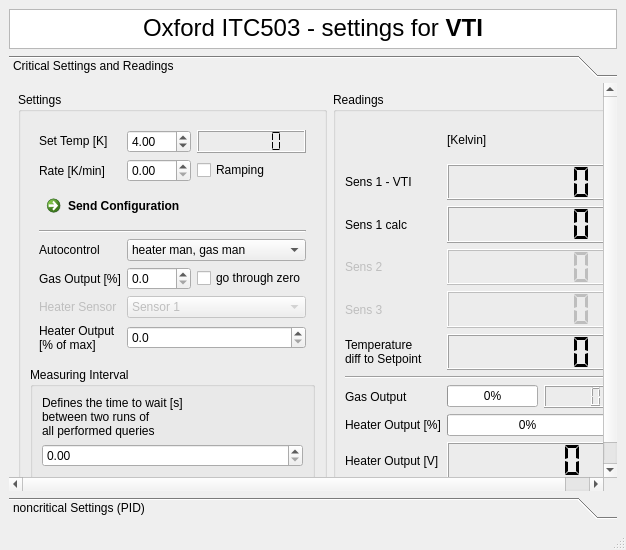
This is CryostatGUI/Oxford/itc503_main.ui in Cryostat-GUI/Cryostat-GUI as Qt 5 draws it before an edit. The edited form follows.
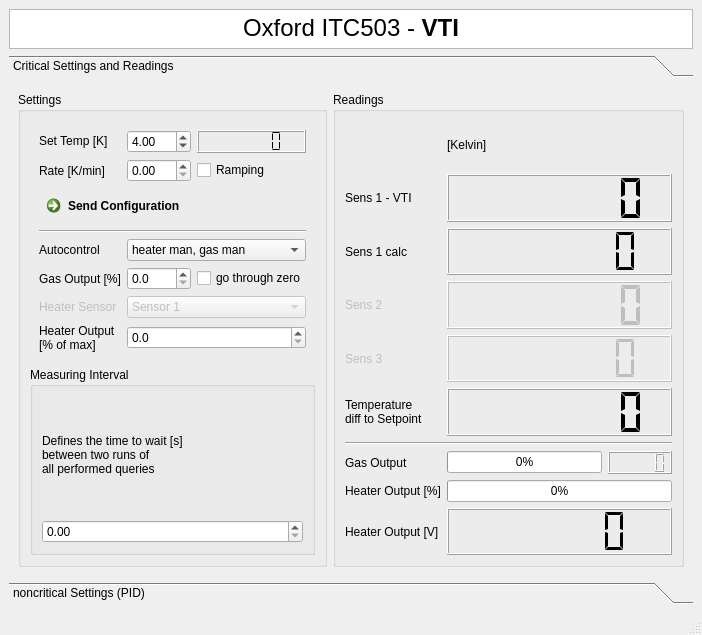
This is the edited form.

Patch:
```diff
--- a/CryostatGUI/Oxford/itc503_main.ui
+++ b/CryostatGUI/Oxford/itc503_main.ui
@@ -6,8 +6,8 @@
    <rect>
     <x>0</x>
     <y>0</y>
-    <width>626</width>
-    <height>550</height>
+    <width>702</width>
+    <height>635</height>
    </rect>
   </property>
   <property name="windowTitle">
@@ -33,8 +33,8 @@
        <string>&lt;!DOCTYPE HTML PUBLIC &quot;-//W3C//DTD HTML 4.0//EN&quot; &quot;http://www.w3.org/TR/REC-html40/strict.dtd&quot;&gt;
 &lt;html&gt;&lt;head&gt;&lt;meta name=&quot;qrichtext&quot; content=&quot;1&quot; /&gt;&lt;style type=&quot;text/css&quot;&gt;
 p, li { white-space: pre-wrap; }
-&lt;/style&gt;&lt;/head&gt;&lt;body style=&quot; font-family:'MS Shell Dlg 2'; font-size:8.25pt; font-weight:400; font-style:normal;&quot;&gt;
-&lt;p align=&quot;center&quot; style=&quot; margin-top:0px; margin-bottom:0px; margin-left:0px; margin-right:0px; -qt-block-indent:0; text-indent:0px;&quot;&gt;&lt;span style=&quot; font-size:18pt;&quot;&gt;Oxford ITC503 - settings for&lt;/span&gt;&lt;span style=&quot; font-size:18pt; font-weight:600;&quot;&gt; VTI&lt;/span&gt;&lt;/p&gt;&lt;/body&gt;&lt;/html&gt;</string>
+&lt;/style&gt;&lt;/head&gt;&lt;body style=&quot; font-family:'MS Shell Dlg 2'; font-size:7.8pt; font-weight:400; font-style:normal;&quot;&gt;
+&lt;p align=&quot;center&quot; style=&quot; margin-top:0px; margin-bottom:0px; margin-left:0px; margin-right:0px; -qt-block-indent:0; text-indent:0px;&quot;&gt;&lt;span style=&quot; font-size:18pt;&quot;&gt;Oxford ITC503 - &lt;/span&gt;&lt;span style=&quot; font-size:18pt; font-weight:600;&quot;&gt;VTI&lt;/span&gt;&lt;/p&gt;&lt;/body&gt;&lt;/html&gt;</string>
       </property>
      </widget>
     </item>
@@ -42,8 +42,8 @@
      <widget class="QToolBox" name="toolBox">
       <property name="minimumSize">
        <size>
-        <width>608</width>
-        <height>445</height>
+        <width>680</width>
+        <height>515</height>
        </size>
       </property>
       <property name="frameShape">
@@ -60,8 +60,8 @@
         <rect>
          <x>0</x>
          <y>0</y>
-         <width>608</width>
-         <height>391</height>
+         <width>680</width>
+         <height>453</height>
         </rect>
        </property>
        <attribute name="label">
```
Left out of the diff: 8 changed lines with no effect on the pictures.
